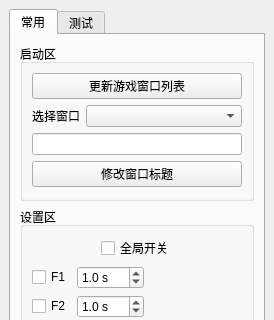
Qt form mainwindow.ui (SSSSSFFFFF/FxPresser) before a commit; both pictures show x 0 to 274 and y 0 to 320 of the 274 by 929 pixel window.
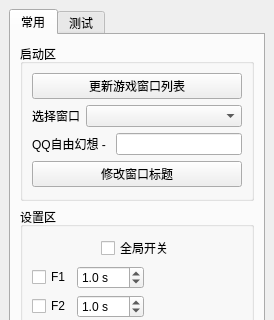
The same form after that commit.

Commit message: 优化下修改窗口标题的UI

Patch:
```diff
--- a/mainwindow.ui
+++ b/mainwindow.ui
@@ -63,18 +63,25 @@
             </layout>
            </item>
            <item>
-            <layout class="QVBoxLayout" name="verticalLayout_6">
+            <layout class="QHBoxLayout" name="horizontalLayout_20" stretch="0,1">
+             <item>
+              <widget class="QLabel" name="label_WindowTitlePrefix">
+               <property name="text">
+                <string>QQ自由幻想 - </string>
+               </property>
+              </widget>
+             </item>
              <item>
               <widget class="QLineEdit" name="lineEdit_WindowTitle"/>
              </item>
+            </layout>
+           </item>
              <item>
               <widget class="QPushButton" name="pushButton_ChangeWindowTitle">
                <property name="text">
                 <string>修改窗口标题</string>
                </property>
               </widget>
-             </item>
-            </layout>
            </item>
           </layout>
          </widget>
```
Lines whose indentation alone changed are shown as unchanged. The commit also changes 6 other files.
